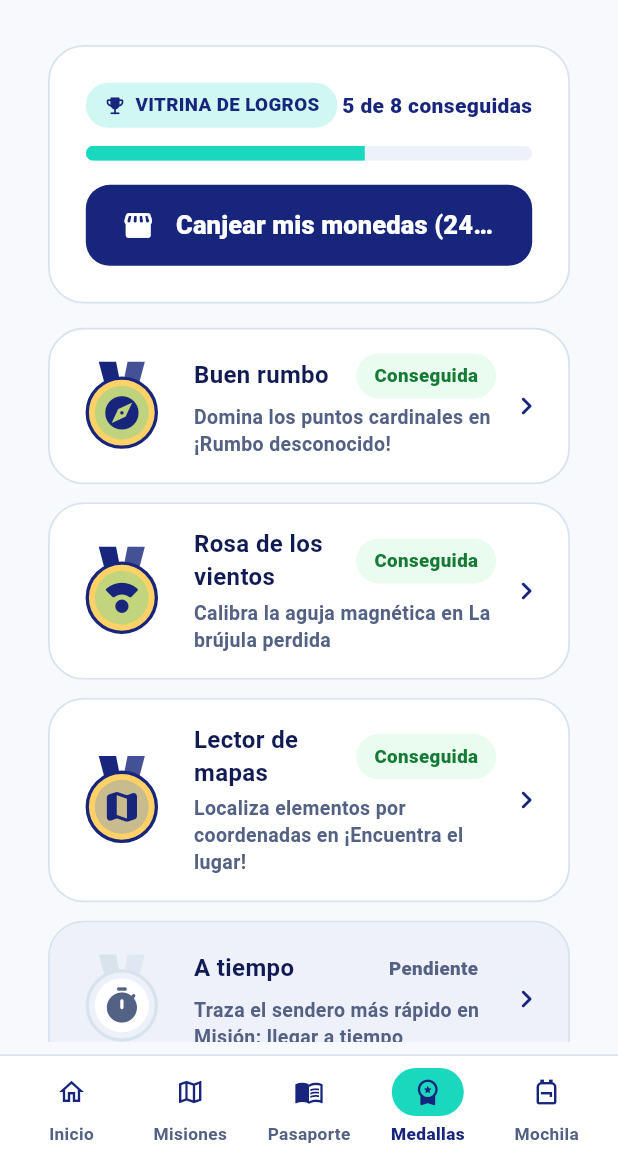
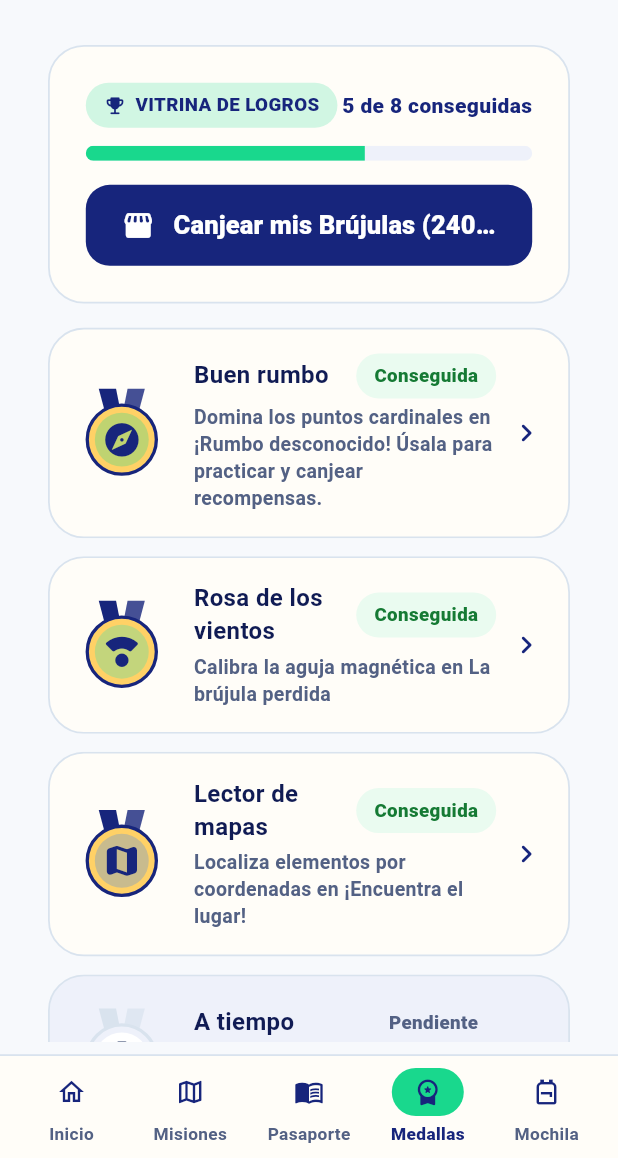
Before and after one commit to Javier0703/smov, a Flutter app: the HomeDashboardScreen screen opened by its route, item 4 of the bottom bar chosen, on a phone screen of 412 x 824 dp, the part 78-1236 px from its top. Run offline on Flutter 3.47's test engine with Material 3 defaults, Android fonts, the phone set to English and light mode, and no system bars; Roboto replaces fonts that are missing (Nunito).

Commit message:
Ejecucion prompt1

```diff
--- a/analysis_options.yaml
+++ b/analysis_options.yaml
@@ -10,6 +10,8 @@
 include: package:flutter_lints/flutter.yaml
 
 analyzer:
+  errors:
+    deprecated_member_use: ignore
   exclude:
     - build/**
     - android/**
--- a/lib/core/constants/app_strings.dart
+++ b/lib/core/constants/app_strings.dart
@@ -2,9 +2,9 @@
 class AppStrings {
   const AppStrings._();
 
-  static const String appName = 'Brújula Quest · Sociales';
-  static const String appBadge = 'Brújula Quest · Sociales';
-  static const String appBrandTag = 'BRÚJULA QUEST · SOCIALES';
+  static const String appName = 'Brújula Quest · Sociales (GeoExplorer)';
+  static const String appBadge = 'Brújula Quest · Sociales (GeoExplorer)';
+  static const String appBrandTag = 'BRÚJULA QUEST · SOCIALES (GeoExplorer)';
 
   // Bienvenida (/welcome)
   static const String welcomeTitle = '¡Tu aventura tiene un nombre!';
@@ -41,7 +41,7 @@ class AppStrings {
   static const String adventuresScreenTitle = 'Elige tu aventura';
   static const String adventuresScreenTag = '10 JUEGOS DE EXPLORACIÓN';
   static const String adventuresScreenSubtitle =
-      'Supera cada reto para ganar monedas, sellos en tu pasaporte e insignias en tu medallero.';
+      'Supera cada reto para ganar Brújulas, sellos en tu pasaporte e insignias en tu medallero.';
 
   // Cómo jugar (/games/:gameId/how-to)
   static const String howToPlayTitle = 'Antes de jugar';
@@ -51,7 +51,7 @@ class AppStrings {
   // Mochila en partida y tienda (/inventory)
   static const String inGameBackpackTitle = 'Tu mochila en esta prueba';
   static const String inventoryScreenTitle = 'Mi mochila';
-  static const String inventoryScreenSubtitle = 'Tus monedas y ayudas';
+  static const String inventoryScreenSubtitle = 'Tus Brújulas y ayudas';
   static const String itemMagnifyingGlass = 'Lupa de pistas';
   static const int itemMagnifyingGlassCost = 120;
   static const String itemHourglass = 'Reloj de arena';
@@ -68,7 +68,7 @@ class AppStrings {
   // Medallero (/medals)
   static const String medalsScreenTitle = 'Mi medallero';
   static const String medalsScreenSubtitle = 'Tus insignias de exploración';
-  static const String medalsRedeemButton = 'Canjear mis monedas';
+  static const String medalsRedeemButton = 'Canjear mis Brújulas';
 
   // Pasaporte (/passport)
   static const String passportScreenTitle = 'Mi pasaporte';
--- a/lib/core/theme/app_colors.dart
+++ b/lib/core/theme/app_colors.dart
@@ -12,7 +12,15 @@ enum AppVisualPalette {
 }
 
 /// Tipo de paleta cromática seleccionable por el alumno en Inicio.
-enum AppPaletteType { oceanAdventure, warmMap, forestExpedition }
+enum AppPaletteType {
+  oceanAdventure('Aventura'),
+  warmMap('Pastel'),
+  forestExpedition('Calmado');
+
+  const AppPaletteType(this.label);
+
+  final String label;
+}
 
 /// Definición cromática de una paleta de aventura.
 class AppPaletteColors {
@@ -38,8 +46,8 @@ class AppColors {
   static const Color brandPrimary = Color(0xFF17257C);
   static const Color primaryContainer = Color(0xFF101B54); // uniform/navy
   static const Color inkStrong = Color(0xFF101B54);
-  static const Color secondary = Color(0xFF19D8BD); // brand/mint
-  static const Color brandAccent = Color(0xFF19D8BD);
+  static const Color secondary = Color(0xFF19D88D); // brand/mint
+  static const Color brandAccent = Color(0xFF19D88D);
   static const Color secondaryContainer = Color(0xFF29E1B4); // brand/mintLight
   static const Color brandHighlight = Color(0xFFAFC6DD); // brand/sky
   static const Color brandSky = Color(0xFFAFC6DD);
@@ -48,11 +56,11 @@ class AppColors {
   // Superficies y Fondos (Tokens Figma: surface/* & border/*)
   static const Color background = Color(0xFFF7F9FC); // surface/canvas
   static const Color surfaceCanvas = Color(0xFFF7F9FC);
-  static const Color surface = Color(0xFFFFFFFF); // surface/white
-  static const Color surfaceElevated = Color(0xFFFFFFFF);
+  static const Color surface = Color(0xFFFFFDF8); // surface/cream
+  static const Color surfaceElevated = Color(0xFFFFFDF8);
   static const Color surfaceVariant = Color(0xFFEEF1FA); // surface/soft
   static const Color surfaceMuted = Color(0xFFEEF1FA);
-  static const Color cardBackground = Color(0xFFFFFFFF);
+  static const Color cardBackground = Color(0xFFFFFDF8);
   static const Color borderDefault = Color(0xFFD9E3EE); // border/default
 
   // Textos e Iconos (Tokens Figma: text/*)
@@ -70,7 +78,7 @@ class AppColors {
   static const Color error = Color(0xFFD64045); // uniform/red
   static const Color danger = Color(0xFFD64045);
   static const Color errorSurface = Color(0xFFFDECEC);
-  static const Color info = Color(0xFF19D8BD);
+  static const Color info = Color(0xFF19D88D);
 
   // Tokens de Personaje / Avatar (Figma: character/* & uniform/*)
   static const Color characterSkinLight = Color(0xFFF3C9A8);
@@ -105,21 +113,21 @@ class AppColors {
     switch (type) {
       case AppPaletteType.oceanAdventure:
         return const AppPaletteColors(
-          name: 'Aventura Oceánica (Original)',
+          name: 'Aventura',
           primary: Color(0xFF17257C),
-          accent: Color(0xFF19D8BD),
+          accent: Color(0xFF19D88D),
           canvas: Color(0xFFF7F9FC),
         );
       case AppPaletteType.warmMap:
         return const AppPaletteColors(
-          name: 'Pergamino Cartográfico',
+          name: 'Pastel',
           primary: Color(0xFF1E295E),
           accent: Color(0xFF29E1B4),
-          canvas: Color(0xFFFCF8F0),
+          canvas: Color(0xFFFDF8F2),
         );
       case AppPaletteType.forestExpedition:
         return const AppPaletteColors(
-          name: 'Bosque Ibérico',
+          name: 'Calmado',
           primary: Color(0xFF153B50),
           accent: Color(0xFF23C450),
           canvas: Color(0xFFF3F8F5),
--- a/lib/core/utils/formatters.dart
+++ b/lib/core/utils/formatters.dart
@@ -24,7 +24,7 @@ class AppFormatters {
 class Formatters {
   const Formatters._();
 
-  static String coinsWithLabel(int coins) => '$coins monedas';
+  static String coinsWithLabel(int coins) => '$coins Brújulas';
 
   static String percentage(int pct) => '$pct%';
 
--- a/lib/features/achievements/data/services/achievements_service.dart
+++ b/lib/features/achievements/data/services/achievements_service.dart
@@ -16,7 +16,7 @@ class AchievementsService {
     return <MedalItemModel>[
       MedalItemModel(
         type: MedalType.buenRumbo,
-        subtitle: 'Domina los puntos cardinales en ¡Rumbo desconocido!',
+        subtitle: 'Domina los puntos cardinales en ¡Rumbo desconocido! Úsala para practicar y canjear recompensas.',
         relatedGameId: 'rumbo_desconocido',
         isUnlocked: unlocked.contains(1),
       ),
--- a/lib/features/achievements/presentation/widgets/medal_showcase_card.dart
+++ b/lib/features/achievements/presentation/widgets/medal_showcase_card.dart
@@ -24,7 +24,9 @@ class MedalShowcaseCard extends StatelessWidget {
     return AppBaseCard(
       onTap: onTapPractice,
       padding: const EdgeInsets.all(AppSpacing.md),
-      backgroundColor: medal.isUnlocked ? Colors.white : AppColors.surfaceMuted,
+      backgroundColor: medal.isUnlocked
+          ? AppColors.cardBackground
+          : AppColors.surfaceMuted,
       child: Row(
         children: [
           MedalBadgeWidget(
--- a/lib/features/adventures/data/models/adventure_game_model.dart
+++ b/lib/features/adventures/data/models/adventure_game_model.dart
@@ -451,7 +451,7 @@ abstract final class AdventuresCatalogDefinitions {
         howToPlaySteps: const <String>[
           'Responderás 7 retos seguidos de todos los bloques de Geografía.',
           'Puedes abrir tu mochila en cualquier prueba para usar lupas, reloj o brújula especial.',
-          'Al completar la expedición recibirás el título de ¡Gran explorador! y +300 monedas.',
+          'Al completar la expedición recibirás el título de ¡Gran explorador! y +300 Brújulas.',
         ],
         achievementTitle: '¡Gran explorador!',
         medalNumber: 8,
@@ -461,7 +461,7 @@ abstract final class AdventuresCatalogDefinitions {
           (
             'EXPEDICIÓN OFICIAL',
             'Las 7 pruebas del Gran Explorador',
-            'Supera el recorrido completo de 7 retos para desbloquear el diploma y +300 monedas.',
+            'Supera el recorrido completo de 7 retos para desbloquear el diploma y +300 Brújulas.',
             300,
           ),
           (
--- a/lib/features/adventures/presentation/widgets/level_option_card.dart
+++ b/lib/features/adventures/presentation/widgets/level_option_card.dart
@@ -115,7 +115,7 @@ class LevelOptionCard extends StatelessWidget {
                     ),
                     const SizedBox(width: 4),
                     Text(
-                      '+${level.rewardCoins} monedas al superar',
+                      '+${level.rewardCoins} Brújulas al superar',
                       style: AppTypography.labelSmall.copyWith(
                         color: AppColors.textMuted,
                       ),
--- a/lib/features/dashboard/presentation/screens/home_dashboard_screen.dart
+++ b/lib/features/dashboard/presentation/screens/home_dashboard_screen.dart
@@ -97,7 +97,7 @@ class HomeDashboardScreen extends StatelessWidget {
                       ScaffoldMessenger.of(context).showSnackBar(
                         const SnackBar(
                           content: Text(
-                            '¡Racha diaria! Has ganado +25 monedas para tu mochila.',
+                            '¡Racha diaria! Has ganado +25 Brújulas.',
                           ),
                         ),
                       );
@@ -224,7 +224,7 @@ class _ExplorerPassportHeaderCard extends StatelessWidget {
               if (!summary.dailyRewardClaimed)
                 _ActionChipLink(
                   icon: Icons.card_giftcard_rounded,
-                  label: 'Recompensa diaria (+25)',
+                  label: 'Recompensa diaria (+25 Brújulas)',
                   highlight: true,
                   onTap: onClaimDailyReward,
                 ),
@@ -471,7 +471,7 @@ class _PaletteMenuButton extends StatelessWidget {
             (p) => CheckedPopupMenuItem<AppPaletteType>(
               value: p,
               checked: p == currentPalette,
-              child: Text(AppColors.paletteFor(p).name),
+              child: Text(p.label),
             ),
           )
           .toList(),
--- a/lib/features/gameplay/presentation/screens/how_to_play_screen.dart
+++ b/lib/features/gameplay/presentation/screens/how_to_play_screen.dart
@@ -61,7 +61,7 @@ class HowToPlayScreen extends StatelessWidget {
                       ),
                       const Spacer(),
                       StatusBadge(
-                        label: '+${levelInfo.rewardCoins} monedas',
+                        label: '+${levelInfo.rewardCoins} Brújulas',
                         variant: StatusBadgeVariant.success,
                       ),
                     ],
@@ -82,7 +82,7 @@ class HowToPlayScreen extends StatelessWidget {
                   ),
                   const SizedBox(height: AppSpacing.md),
                   Text(
-                    'Pasos para superar la prueba',
+                    'Casillas para superar la prueba',
                     style: AppTypography.titleSmall.copyWith(
                       color: AppColors.brandPrimary,
                     ),
--- a/lib/features/gameplay/presentation/screens/level_result_screen.dart
+++ b/lib/features/gameplay/presentation/screens/level_result_screen.dart
@@ -155,7 +155,7 @@ class _CelebrationHeroCard extends StatelessWidget {
           Text(
             isFinal
                 ? AppStrings.grandExplorerSubtitle
-                : 'Has desbloqueado el logro "${result.achievementTitle}" y sumado monedas a tu mochila.',
+                : 'Has desbloqueado el logro "${result.achievementTitle}" y sumado Brújulas.',
             textAlign: TextAlign.center,
             style: AppTypography.bodyMedium.copyWith(
               color: AppColors.textMuted,
@@ -174,7 +174,7 @@ class _CelebrationHeroCard extends StatelessWidget {
             ),
             child: Text(
               result.coinsAwarded > 0
-                  ? '+${result.coinsAwarded} monedas ganadas · Saldo: ${result.totalCoinsAfter}'
+                  ? '+${result.coinsAwarded} Brújulas ganadas · Saldo: ${result.totalCoinsAfter}'
                   : 'Recompensa de sesión ya acreditada · Saldo: ${result.totalCoinsAfter}',
               style: AppTypography.labelMedium.copyWith(
                 color: AppColors.brandPrimary,
--- a/lib/features/inventory/data/repositories/inventory_repository.dart
+++ b/lib/features/inventory/data/repositories/inventory_repository.dart
@@ -40,7 +40,7 @@ class InventoryRepository {
         final missing = item.costCoins - userBefore.coins;
         return Error<RedeemReceiptModel>(
           ValidationFailure(
-            'Saldo insuficiente: te faltan $missing monedas para canjear ${item.name}.',
+            'Saldo insuficiente: te faltan $missing Brújulas para canjear ${item.name}.',
           ),
         );
       }
--- a/lib/features/inventory/presentation/screens/inventory_screen.dart
+++ b/lib/features/inventory/presentation/screens/inventory_screen.dart
@@ -131,7 +131,7 @@ class _CoinsBalanceHeaderCard extends StatelessWidget {
                   ),
                 ),
                 Text(
-                  'Gana +40 monedas por nivel superado y +300 en El gran reto.',
+                  'Gana +40 Brújulas por nivel superado y +300 en El gran reto.',
                   style: AppTypography.bodySmall.copyWith(
                     color: AppColors.textMuted,
                   ),
--- a/lib/features/inventory/presentation/screens/redeem_confirm_screen.dart
+++ b/lib/features/inventory/presentation/screens/redeem_confirm_screen.dart
@@ -122,18 +122,18 @@ class RedeemConfirmScreen extends StatelessWidget {
                       const SizedBox(height: AppSpacing.lg),
                       _AccountingRow(
                         label: 'Saldo actual en mochila',
-                        value: '$currentCoins monedas',
+                        value: '$currentCoins Brújulas',
                       ),
                       const Divider(height: AppSpacing.md),
                       _AccountingRow(
                         label: 'Coste de ${item.name}',
-                        value: '-${item.costCoins} monedas',
+                        value: '-${item.costCoins} Brújulas',
                         isNegative: true,
                       ),
                       const Divider(height: AppSpacing.md),
                       _AccountingRow(
                         label: 'Saldo restante tras el canje',
-                        value: '$projectedCoins monedas',
+                        value: '$projectedCoins Brújulas',
                         isBold: true,
                       ),
                     ],
@@ -142,7 +142,7 @@ class RedeemConfirmScreen extends StatelessWidget {
                 const SizedBox(height: AppSpacing.lg),
                 AppPrimaryButton(
                   label: canAfford
-                      ? 'Confirmar canje (-${item.costCoins} monedas)'
+                      ? 'Confirmar canje (-${item.costCoins} Brújulas)'
                       : 'Saldo insuficiente',
                   icon: Icons.check_circle_rounded,
                   isLoading: viewModel.isRedeeming,
--- a/lib/features/inventory/presentation/screens/redeem_receipt_screen.dart
+++ b/lib/features/inventory/presentation/screens/redeem_receipt_screen.dart
@@ -92,7 +92,7 @@ class RedeemReceiptScreen extends StatelessWidget {
                       ),
                     ),
                     child: Text(
-                      'Saldo restante: ${receipt.remainingCoins} monedas',
+                      'Saldo restante: ${receipt.remainingCoins} Brújulas',
                       style: AppTypography.labelMedium.copyWith(
                         color: AppColors.brandPrimary,
                         fontWeight: FontWeight.w800,
--- a/lib/features/inventory/presentation/widgets/inventory_store_card.dart
+++ b/lib/features/inventory/presentation/widgets/inventory_store_card.dart
@@ -55,7 +55,7 @@ class InventoryStoreCard extends StatelessWidget {
                     ),
                     const SizedBox(height: 2),
                     Text(
-                      'Coste: ${item.costCoins} monedas',
+                      'Coste: ${item.costCoins} Brújulas',
                       style: AppTypography.labelMedium.copyWith(
                         color: AppColors.brandPrimary,
                         fontWeight: FontWeight.w800,
@@ -80,8 +80,8 @@ class InventoryStoreCard extends StatelessWidget {
           const SizedBox(height: AppSpacing.md),
           AppPrimaryButton(
             label: canAfford
-                ? 'Canjear por ${item.costCoins} monedas'
-                : 'Te faltan $missing monedas',
+                ? 'Canjear por ${item.costCoins} Brújulas'
+                : 'Te faltan $missing Brújulas',
             icon: canAfford
                 ? Icons.shopping_bag_outlined
                 : Icons.lock_clock_rounded,
--- a/lib/shared/widgets/vector/explorer_avatar_widget.dart
+++ b/lib/shared/widgets/vector/explorer_avatar_widget.dart
@@ -141,7 +141,7 @@ class _ExplorerAvatarPainter extends CustomPainter {
       case AvatarOutfit.redHoodie:
         return const Color(0xFFF39C12);
       case AvatarOutfit.navyPolo:
-        return const Color(0xFF19D8BD);
+        return const Color(0xFF19D88D);
     }
   }
 
--- a/lib/shared/widgets/vector/medal_badge_widget.dart
+++ b/lib/shared/widgets/vector/medal_badge_widget.dart
@@ -4,7 +4,7 @@ import '../../../core/theme/app_colors.dart';
 
 /// Tipos de medallas del Medallero (`Mi medallero` · 8 insignias de Figma).
 enum MedalType {
-  buenRumbo(1, 'Buen rumbo', Icons.explore_rounded, Color(0xFF19D8BD)),
+  buenRumbo(1, 'Buen rumbo', Icons.explore_rounded, Color(0xFF19D88D)),
   rosaVientos(
     2,
     'Rosa de los vientos',
```
Also changed, not shown: lib/shared/services/expedition_state_store.dart (+38 -5 lines).
